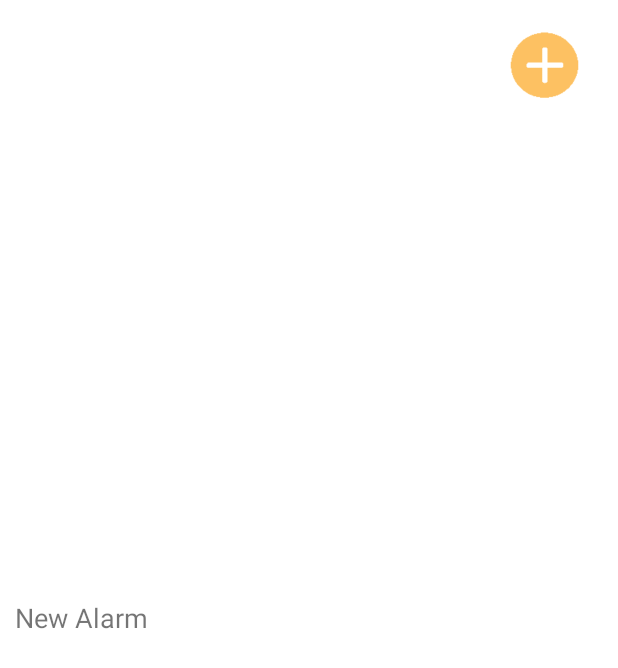
After one commit to Brendan101/pico, an Android app: the layout listview_footer.xml on its own in the app's theme, with its tools: preview values and no code run, on a phone screen of 412 x 824 dp. The commit adds this screen. Shown: the top 668 px of the screen. Run offline under Robolectric (Android 15) with nearby library versions, the light colour scheme and no system bars; Roboto replaces fonts that are not available here.

Commit message:
added new alarm footer to the list view

```diff
--- a/app/src/main/java/com/app/pico/AlarmArrayAdapter.java
+++ b/app/src/main/java/com/app/pico/AlarmArrayAdapter.java
@@ -31,7 +31,6 @@ public class AlarmArrayAdapter extends ArrayAdapter<Alarm> {
     @Override
     public View getView(int position, View convertView, ViewGroup parent) {
         View row = convertView;
-        //row.setLongClickable(true);
 
         AlarmHolder alarmholder = null;
 
--- /dev/null
+++ b/app/src/main/res/layout/listview_footer.xml
@@ -0,0 +1,28 @@
+<?xml version="1.0" encoding="utf-8"?>
+<LinearLayout xmlns:android="http://schemas.android.com/apk/res/android"
+    android:layout_width="match_parent"
+    android:layout_height="match_parent"
+    android:padding="10dp"
+    android:orientation="horizontal"
+    android:background="@color/primaryWhite">
+
+
+    <TextView
+        android:id="@+id/newAlarmView"
+        android:layout_width="0sp"
+        android:layout_height="fill_parent"
+        android:layout_weight="0.83"
+        android:gravity="center_vertical"
+        android:text="New Alarm"
+        android:textAppearance="?android:attr/textAppearanceSmall"
+        android:textSize="18sp" />
+
+    <ImageButton
+        android:id="@+id/addAlarmBtn"
+        android:layout_width="78dp"
+        android:layout_height="67dp"
+        android:background="@color/primaryWhite"
+        android:scaleType="fitCenter"
+        android:src="@drawable/add_icon_placeholder" />
+
+</LinearLayout>
```
Also changed, not shown: app/src/main/java/com/app/pico/AlarmListActivity.java (+9 -0 lines), app/src/main/res/layout/activity_alarm_list.xml (+24 -19 lines), app/src/main/res/drawable/add_icon_placeholder.png (added).
